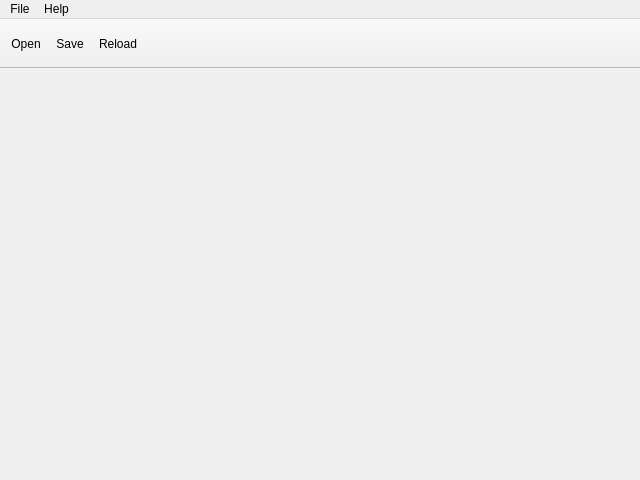
szaumoor/EE_IESaveEditor, file src/frontend/mainwindow.ui: the form before one commit.
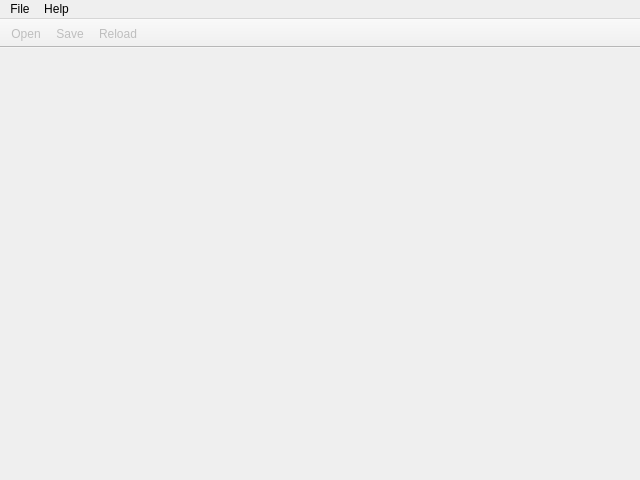
The form after the commit. Icons and pictures are not drawn.

The edit to the form file:
```diff
--- a/src/frontend/mainwindow.ui
+++ b/src/frontend/mainwindow.ui
@@ -32,6 +32,15 @@
   <property name="toolTip">
    <string>A save editor for the Enhanced Editions of the IE games</string>
   </property>
+  <property name="iconSize">
+   <size>
+    <width>36</width>
+    <height>36</height>
+   </size>
+  </property>
+  <property name="toolButtonStyle">
+   <enum>Qt::ToolButtonStyle::ToolButtonTextUnderIcon</enum>
+  </property>
   <widget class="QWidget" name="centralwidget">
    <layout class="QVBoxLayout" name="verticalLayout">
     <item>
@@ -82,10 +91,13 @@
    <addaction name="menuHelp"/>
   </widget>
   <widget class="QToolBar" name="toolBar">
+   <property name="enabled">
+    <bool>false</bool>
+   </property>
    <property name="minimumSize">
     <size>
      <width>0</width>
-     <height>50</height>
+     <height>0</height>
     </size>
    </property>
    <property name="movable">
```
Left out of the diff: 37 changed lines with no effect on the pictures.
